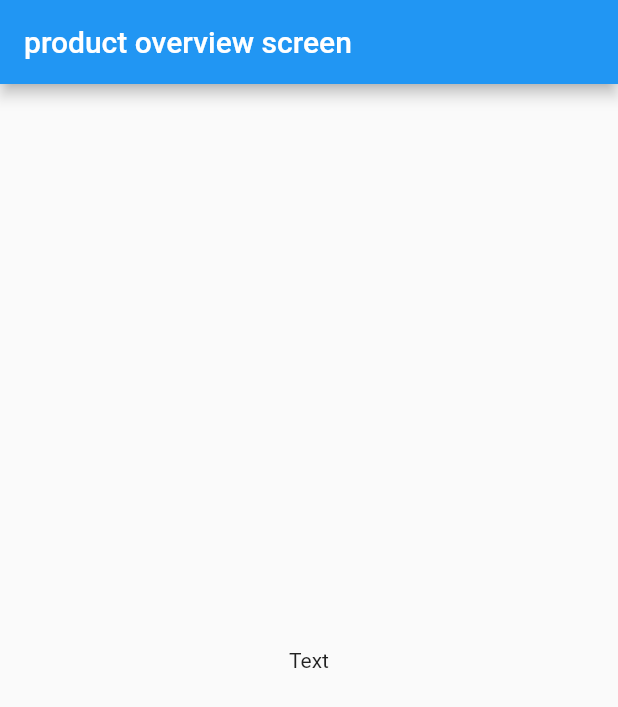
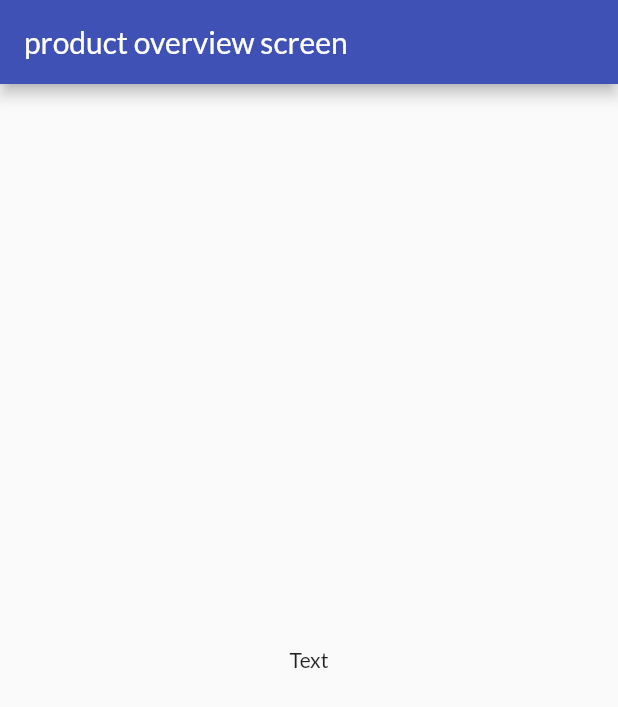
Before and after one commit to M-elhasan9/Flutter_shop_application, a Flutter app: the screen it shows after launch, on a phone screen of 412 x 824 dp. Shown: the top 707 px of the screen. Run offline on Flutter 3.47's test engine with Material 2 defaults, Android fonts, the phone set to English and light mode, and no system bars.

```diff
--- a/lib/main.dart
+++ b/lib/main.dart
@@ -1,9 +1,14 @@
 import 'package:flutter/material.dart';
+import 'package:flutter_shop_application/models/authentication.dart';
+import 'package:flutter_shop_application/models/cart.dart';
+import 'package:flutter_shop_application/models/orders.dart';
+import 'package:flutter_shop_application/models/products.dart';
 import 'package:flutter_shop_application/view/cart_screen.dart';
 import 'package:flutter_shop_application/view/edit_product_screen.dart';
 import 'package:flutter_shop_application/view/orders_screen.dart';
 import 'package:flutter_shop_application/view/product_detail_screen.dart';
 import 'package:flutter_shop_application/view/user_products_screen.dart';
+import 'package:provider/provider.dart';
 import './view/product_overview_screen.dart';
 import 'view/splash_screen.dart';
 
@@ -12,9 +17,19 @@ void main() => runApp(MyApp());
 class MyApp extends StatelessWidget {
   @override
   Widget build(BuildContext context) {
-    return MaterialApp(
+    return MultiProvider(
+      providers: [
+        ChangeNotifierProvider.value(value: Authentication()),
+        ChangeNotifierProvider.value(value: Products()),
+        ChangeNotifierProvider.value(value: Cart()),
+        ChangeNotifierProvider.value(value: Orders()),
+      ],
+      child: MaterialApp(
         debugShowCheckedModeBanner: false,
-      theme: ThemeData(primarySwatch: Colors.blue),
+        theme: ThemeData(primarySwatch: Colors.indigo,
+          accentColor: Colors.pinkAccent,
+          fontFamily: 'lato',
+        ),
         home: ProductOverviewScreen(),
         routes: {
           ProductDetailScreen.routeName: (_) => ProductDetailScreen(),
@@ -23,6 +38,7 @@ class MyApp extends StatelessWidget {
           UserProductsScreen.routeName: (_) => UserProductsScreen(),
           EditProductScreen.routeName: (_) => EditProductScreen(),
         },
+      ),
     );
   }
 }
--- a/lib/models/authentication.dart
+++ b/lib/models/authentication.dart
@@ -0,0 +1,6 @@
+
+import 'package:flutter/material.dart';
+
+class Authentication with ChangeNotifier{
+
+}
--- a/lib/models/cart.dart
+++ b/lib/models/cart.dart
@@ -0,0 +1,6 @@
+
+import 'package:flutter/material.dart';
+
+class Cart with ChangeNotifier{
+
+}
--- a/lib/models/orders.dart
+++ b/lib/models/orders.dart
@@ -0,0 +1,6 @@
+
+import 'package:flutter/material.dart';
+
+class Orders with ChangeNotifier{
+
+}
--- a/lib/models/products.dart
+++ b/lib/models/products.dart
@@ -0,0 +1,6 @@
+
+import 'package:flutter/material.dart';
+
+class Products with ChangeNotifier{
+
+}
```
Lines whose indentation alone changed are shown as unchanged.
